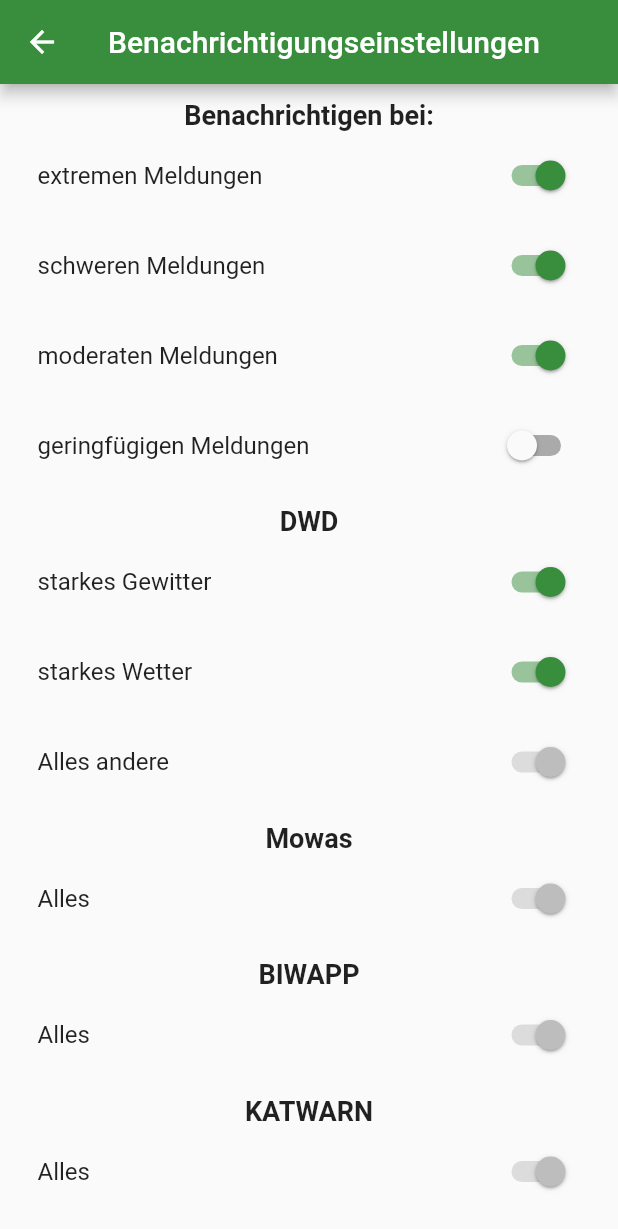
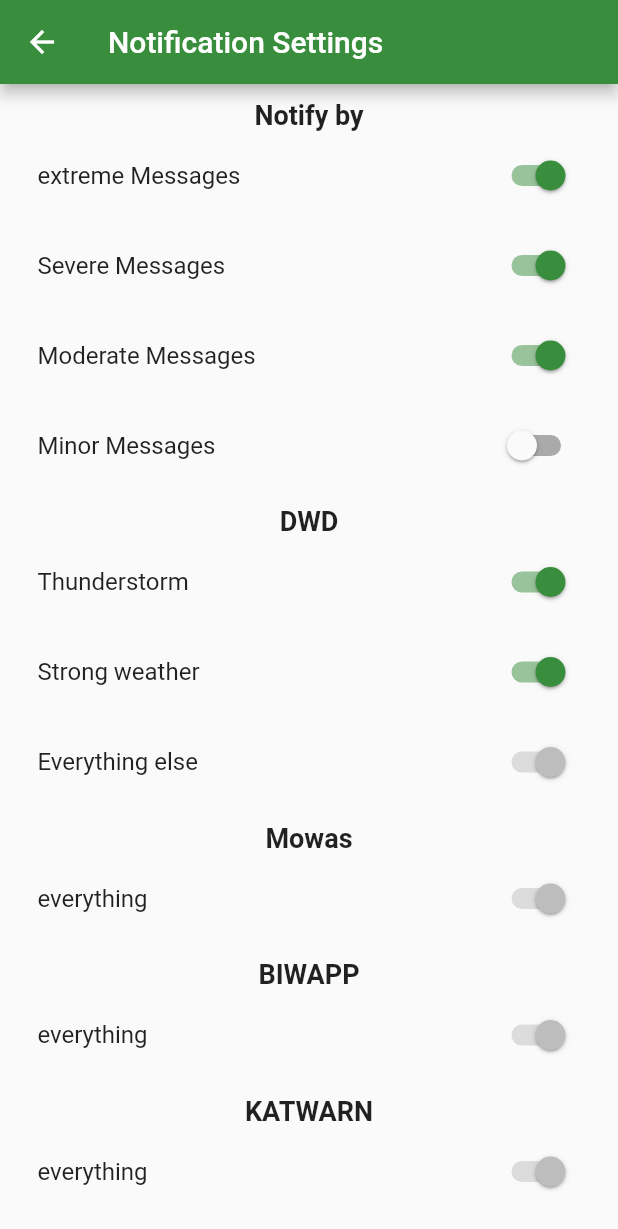
Before and after one commit to nucleus-ffm/foss_warn, a Flutter app: the NotificationSettingsView screen opened directly, on a phone screen of 412 x 824 dp. Shown: the top 1229 px of the screen. Run offline on Flutter 3.47's test engine with Material 2 defaults, Android fonts, the phone set to English and light mode, and no system bars; our stand-ins replace flutter_local_notifications, rxdart, share_plus, shared_preferences; missing offline and left inert: android_alarm_manager_plus, app_settings, shared_preferences_android; accounts and stored records are empty; generated files the repository leaves out were written again.

Commit message:
new translation

```diff
--- a/lib/views/NotificationSettingsView.dart
+++ b/lib/views/NotificationSettingsView.dart
@@ -1,4 +1,5 @@
 import 'package:flutter/material.dart';
+import 'package:flutter_gen/gen_l10n/app_localizations.dart';
 
 import '../class/class_alarmManager.dart';
 import '../services/saveAndLoadSharedPreferences.dart';
@@ -18,7 +19,7 @@ class _NotificationSettingsViewState extends State<NotificationSettingsView> {
   Widget build(BuildContext context) {
     return Scaffold(
       appBar: AppBar(
-        title: Text("Benachrichtigungseinstellungen"),
+        title: Text(AppLocalizations.of(context).notification_settings_headline),
         backgroundColor: Colors.green[700],
       ),
       body: SingleChildScrollView(
@@ -30,12 +31,12 @@ class _NotificationSettingsViewState extends State<NotificationSettingsView> {
           children: [
             SizedBox(height: 10),
             Text(
-              "Benachrichtigen bei:",
+                AppLocalizations.of(context).notification_settings_notify_by,
               style: TextStyle(fontSize: 18, fontWeight: FontWeight.bold),
             ),
             ListTile(
               contentPadding: settingsTileListPadding,
-              title: Text("extremen Meldungen"),
+              title: Text(AppLocalizations.of(context).notification_settings_notify_by_extreme),
               trailing: Switch(
                   activeColor: Theme.of(context).colorScheme.secondary,
                   value: notificationWithExtreme,
@@ -58,7 +59,7 @@ class _NotificationSettingsViewState extends State<NotificationSettingsView> {
             ),
             ListTile(
               contentPadding: settingsTileListPadding,
-              title: Text("schweren Meldungen"),
+              title: Text(AppLocalizations.of(context).notification_settings_notify_by_severe),
               trailing: Switch(
                   activeColor: Theme.of(context).colorScheme.secondary,
                   value: notificationWithSevere,
@@ -81,7 +82,7 @@ class _NotificationSettingsViewState extends State<NotificationSettingsView> {
             ),
             ListTile(
               contentPadding: settingsTileListPadding,
-              title: Text("moderaten Meldungen"),
+              title: Text(AppLocalizations.of(context).notification_settings_notify_by_moderate),
               trailing: Switch(
                   activeColor: Theme.of(context).colorScheme.secondary,
                   value: notificationWithModerate,
@@ -104,7 +105,7 @@ class _NotificationSettingsViewState extends State<NotificationSettingsView> {
             ),
             ListTile(
               contentPadding: settingsTileListPadding,
-              title: Text("geringfügigen Meldungen"),
+              title: Text(AppLocalizations.of(context).notification_settings_notify_by_minor),
               trailing: Switch(
                   activeColor: Theme.of(context).colorScheme.secondary,
                   value: notificationWithMinor,
@@ -132,7 +133,7 @@ class _NotificationSettingsViewState extends State<NotificationSettingsView> {
             ),
             ListTile(
               contentPadding: settingsTileListPadding,
-              title: Text("starkes Gewitter"),
+              title: Text(AppLocalizations.of(context).notification_settings_thunderstorm),
               trailing: Switch(
                   activeColor: Theme.of(context).colorScheme.secondary,
                     value: notificationEventsSettings["STARKES GEWITTER"]
@@ -150,7 +151,7 @@ class _NotificationSettingsViewState extends State<NotificationSettingsView> {
             ),
             ListTile(
                 contentPadding: settingsTileListPadding,
-                title: Text("starkes Wetter"),
+                title: Text(AppLocalizations.of(context).notification_settings_strong_weather),
                 trailing: Switch(
                     activeColor: Theme.of(context).colorScheme.secondary,
                     value: notificationEventsSettings["STARKES WETTER"]
@@ -167,7 +168,7 @@ class _NotificationSettingsViewState extends State<NotificationSettingsView> {
             ),
             ListTile(
                 contentPadding: settingsTileListPadding,
-                title: Text("Alles andere"),
+                title: Text(AppLocalizations.of(context).notification_settings_everything_else),
                 trailing: Switch(
                     activeColor: Theme.of(context).colorScheme.secondary,
                     value: true,
@@ -181,7 +182,7 @@ class _NotificationSettingsViewState extends State<NotificationSettingsView> {
             ),
             ListTile(
                 contentPadding: settingsTileListPadding,
-                title: Text("Alles"),
+                title: Text(AppLocalizations.of(context).notification_settings_everything),
                 trailing: Switch(
                     activeColor: Theme.of(context).colorScheme.secondary,
                     value: true,
@@ -194,7 +195,7 @@ class _NotificationSettingsViewState extends State<NotificationSettingsView> {
             ),
             ListTile(
                 contentPadding: settingsTileListPadding,
-                title: Text("Alles"),
+                title: Text(AppLocalizations.of(context).notification_settings_everything),
                 trailing: Switch(
                     activeColor: Theme.of(context).colorScheme.secondary,
                     value: true,
@@ -207,7 +208,7 @@ class _NotificationSettingsViewState extends State<NotificationSettingsView> {
             ),
             ListTile(
                 contentPadding: settingsTileListPadding,
-                title: Text("Alles"),
+                title: Text(AppLocalizations.of(context).notification_settings_everything),
                 trailing: Switch(
                     activeColor: Theme.of(context).colorScheme.secondary,
                     value: true,
@@ -221,7 +222,7 @@ class _NotificationSettingsViewState extends State<NotificationSettingsView> {
             ),
             ListTile(
                 contentPadding: settingsTileListPadding,
-                title: Text("Alles"),
+                title: Text(AppLocalizations.of(context).notification_settings_everything),
                 trailing: Switch(
                     activeColor: Theme.of(context).colorScheme.secondary,
                     value: true,
```
Also changed, not shown: lib/widgets/MyPlaceWidget.dart (+4 -3 lines), lib/widgets/dialogs/SortByDialog.dart (+6 -5 lines).
